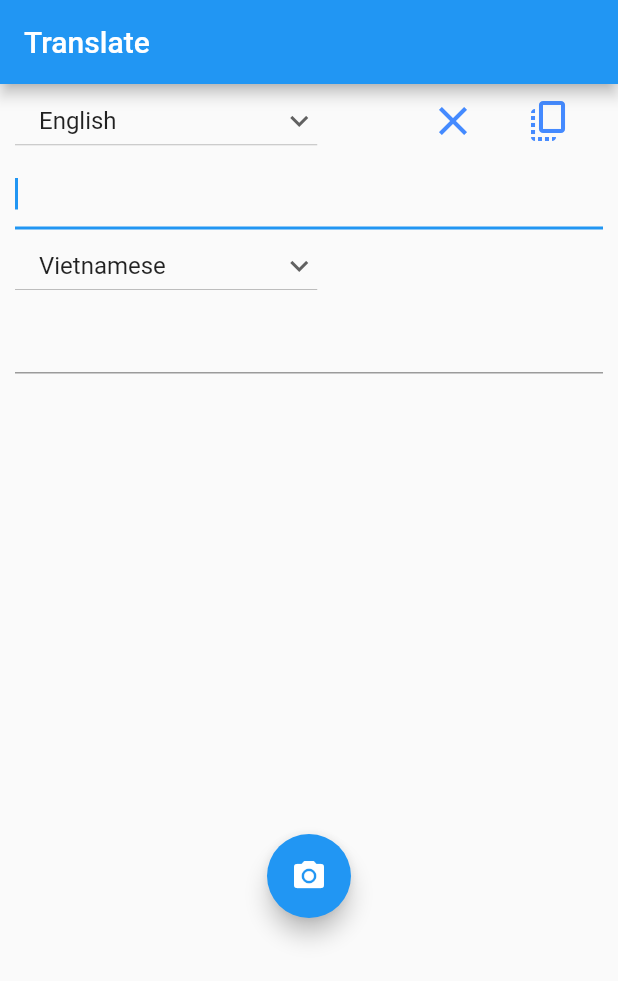
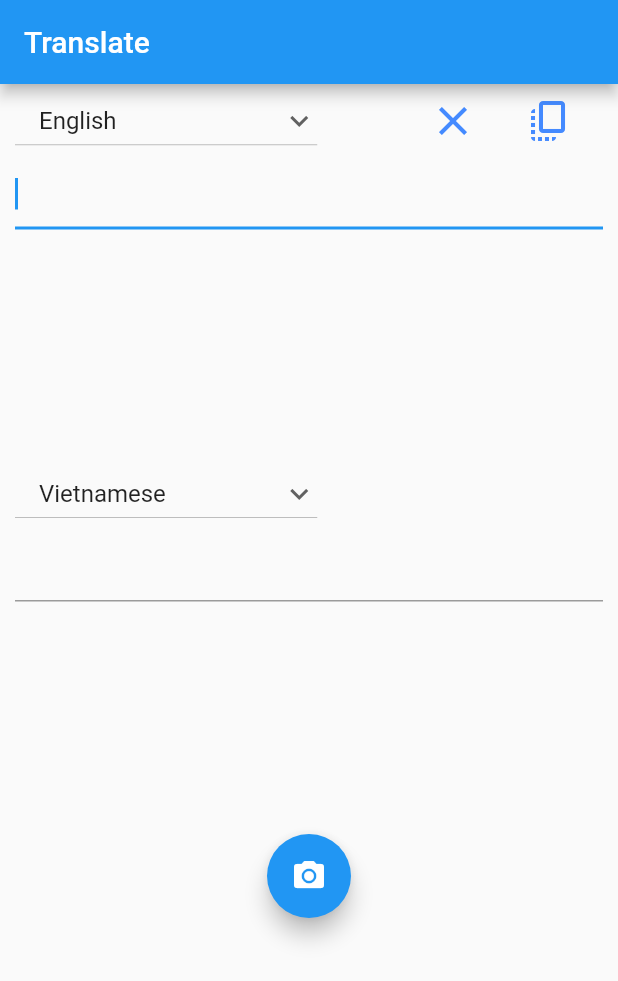
Before and after one commit to thichuong/MobileAppTranslate, a Flutter app: the screen it shows after launch, on a phone screen of 412 x 824 dp. Shown: the top 981 px of the screen. Run offline on Flutter 3.47's test engine with Material 2 defaults, Android fonts, the phone set to English and light mode, and no system bars; drawn by our look-alikes of dropdown_button2; missing offline and left inert: flutter_mobile_vision_2, translator.

Commit message:
OCR update

```diff
--- a/lib/Pages/HomeScreen/Component/InputField.dart
+++ b/lib/Pages/HomeScreen/Component/InputField.dart
@@ -15,8 +15,8 @@ class InputField extends StatelessWidget {
     return Column(
       children: <Widget>[
         new Container(
-          child:
-            Column(
+          child: new SingleChildScrollView(
+            child: Column(
               mainAxisAlignment: MainAxisAlignment.start,
               mainAxisSize: MainAxisSize.max,
               crossAxisAlignment: CrossAxisAlignment.center,
@@ -33,8 +33,10 @@ class InputField extends StatelessWidget {
                 ),
               ],
             ),
+          ),
           padding: const EdgeInsets.all(0.0),
-          alignment: Alignment.center,
+          alignment: Alignment.topLeft,
+          height: 200,
         ),
       ],
     );
--- a/lib/Pages/HomeScreen/Component/TranslateOutText.dart
+++ b/lib/Pages/HomeScreen/Component/TranslateOutText.dart
@@ -15,8 +15,8 @@ class TranslateOutText extends StatelessWidget {
     return Column(
       children: <Widget>[
         new Container(
-          child:
-          new Column(
+          child: new SingleChildScrollView(
+            child: new Column(
                 mainAxisAlignment: MainAxisAlignment.start,
                 mainAxisSize: MainAxisSize.max,
                 crossAxisAlignment: CrossAxisAlignment.center,
@@ -34,10 +34,11 @@ class TranslateOutText extends StatelessWidget {
                 ]
 
             ),
-
-          alignment: Alignment.center,
           ),
-
+          padding: const EdgeInsets.all(0.0),
+          alignment: Alignment.topLeft,
+          height: 200,
+        ),
       ],
     );
   }
```
Lines whose indentation alone changed are shown as unchanged.
